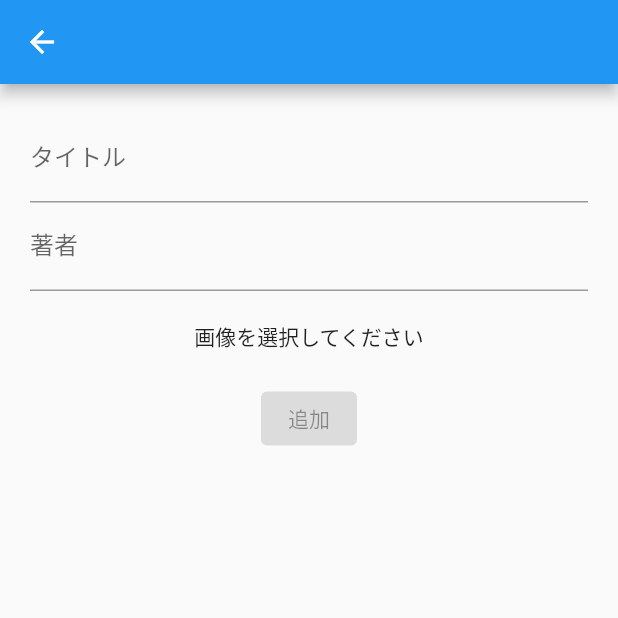
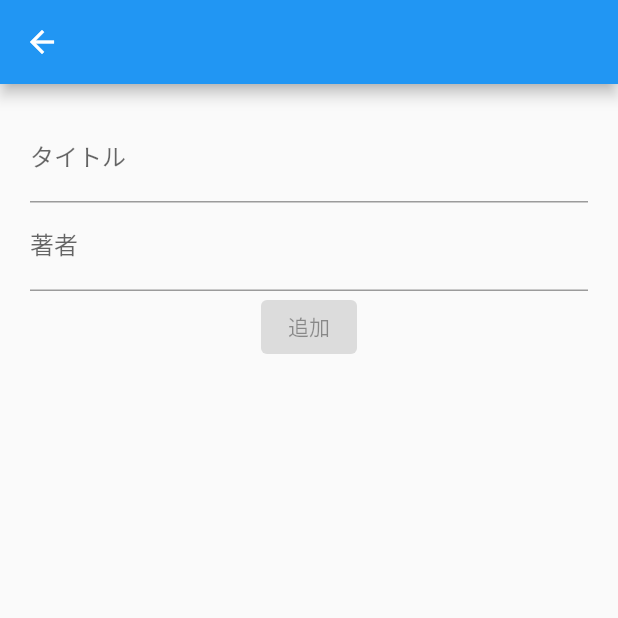
Before and after one commit to fen0268/HiveBookList, a Flutter app: the AddBookPage screen opened directly, on a phone screen of 412 x 824 dp, the top half of it. Run offline on Flutter 3.47's test engine with Material 2 defaults, Android fonts, the phone set to English and light mode, and no system bars; our stand-ins replace flutter_slidable, hive, hive_flutter, image_picker; accounts and stored records are empty.

Commit message:
no message

```diff
--- a/lib/domain/book.dart
+++ b/lib/domain/book.dart
@@ -1,5 +1,3 @@
-import 'dart:io';
-
 import 'package:hive_flutter/adapters.dart';
 
 part 'book.g.dart';
@@ -9,7 +7,6 @@ class Book extends HiveObject {
   Book({
     required this.title,
     required this.author,
-    required this.image,
   });
 
   @HiveField(0)
@@ -17,8 +14,4 @@ class Book extends HiveObject {
 
   @HiveField(1)
   String author;
-
-  ///型はFileであってるのか
-  @HiveField(2)
-  File image;
 }
--- a/lib/presentation/add_book/add_book_page.dart
+++ b/lib/presentation/add_book/add_book_page.dart
@@ -57,21 +57,10 @@ class AddBookPage extends StatelessWidget {
                         return null;
                       },
                     ),
-                    Padding(
-                      padding: const EdgeInsets.all(20),
-                      child: GestureDetector(
-                        child: model.image == null
-                            ? const Text('画像を選択してください')
-                            : Image.file(model.image!),
-                        onTap: () async {
-                          await model.getImageFromGallery();
-                        },
-                      ),
-                    ),
                     ElevatedButton(
                       onPressed: model.isOnPressed
                           ? () {
-                              model.add(image: model.image!);
+                              model.add();
                               Navigator.of(context).pop();
                             }
                           : null,
--- a/lib/presentation/book_list/book_list_page.dart
+++ b/lib/presentation/book_list/book_list_page.dart
@@ -57,7 +57,6 @@ class BookListPage extends StatelessWidget {
                           ),
                         ]),
                         child: ListTile(
-                          leading: Image.file(book.image),
                           title: Text(book.title),
                           subtitle: Text(book.author),
                         ),
--- a/lib/presentation/edit_book/edit_book_model.dart
+++ b/lib/presentation/edit_book/edit_book_model.dart
@@ -13,7 +13,7 @@ class EditBookModel extends ChangeNotifier {
 
   final TextEditingController titleController = TextEditingController();
   final TextEditingController authorController = TextEditingController();
-  bool isOnPressed = false;
+  bool isOnPressed = true;
 
   void changeIsOnPressed() {
     isOnPressed = titleController.text.isNotEmpty;
--- a/lib/repository/books_repository.dart
+++ b/lib/repository/books_repository.dart
@@ -1,5 +1,3 @@
-import 'dart:io';
-
 import 'package:hive/hive.dart';
 
 import '../domain/book.dart';
@@ -28,14 +26,12 @@ class BooksRepository {
   Future<void> add({
     required String title,
     required String author,
-    required File image,
   }) async {
     try {
       final box = await _booksBox.box;
       await box.add(Book(
         title: title,
         author: author,
-        image: image,
       ));
     } catch (e) {
       throw Exception();
```
Also changed, not shown: lib/presentation/add_book/add_book_model.dart (+10 -14 lines), lib/domain/book.g.dart.
